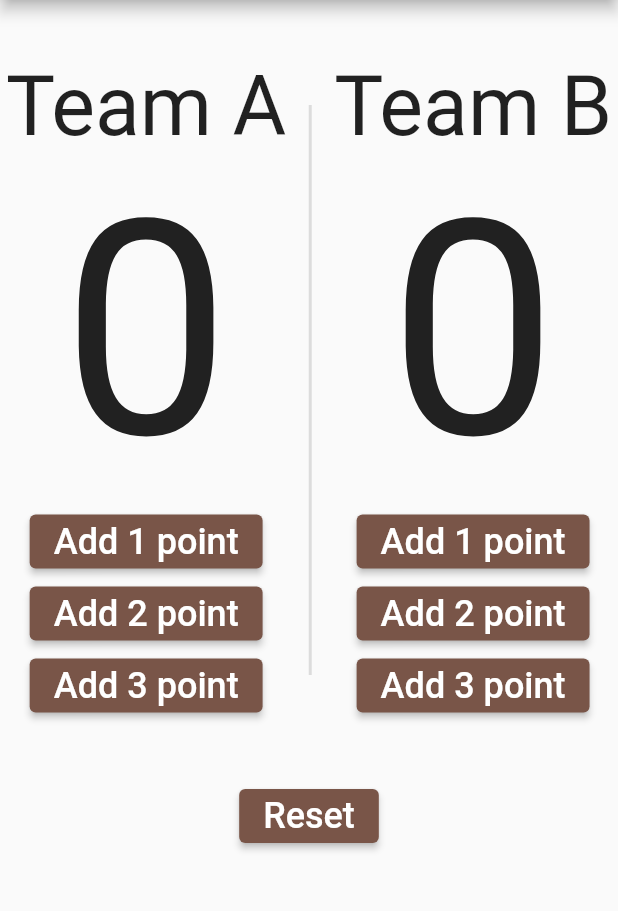
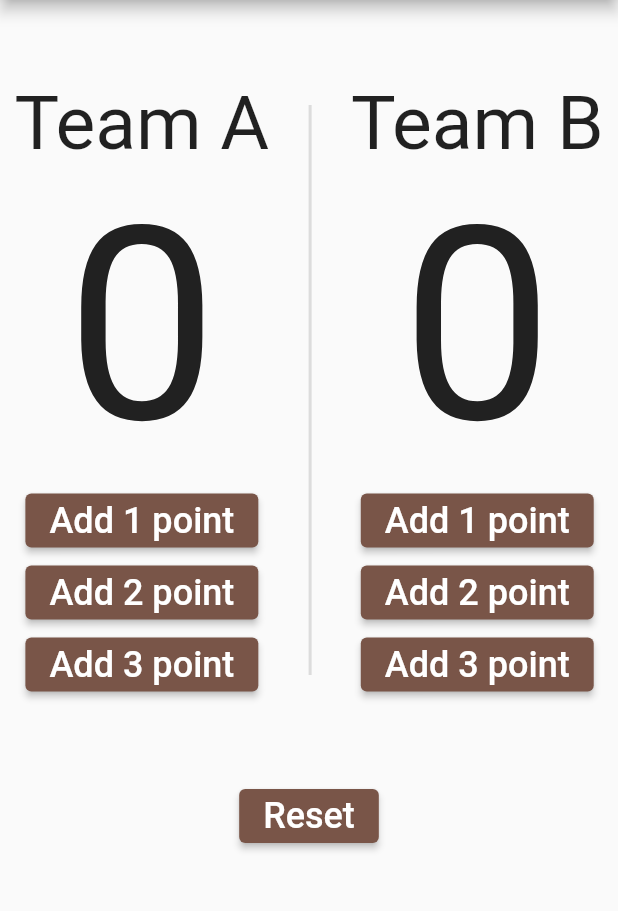
Before and after one commit to MohammeddFawzii/Pointes-counter, a Flutter app: the screen it shows after launch, on a phone screen of 412 x 824 dp, the part 84-995 px from its top. Run offline on Flutter 3.47's test engine with Material 2 defaults, Android fonts, the phone set to English and light mode, and no system bars.

Commit message:
some changes

```diff
--- a/lib/main.dart
+++ b/lib/main.dart
@@ -34,11 +34,11 @@ class _PointsCounterState extends State<PointsCounter> {
                 Column(mainAxisAlignment: MainAxisAlignment.center, children: [
                   const Text(
                     "Team A",
-                    style: TextStyle(fontSize: 55),
+                    style: TextStyle(fontSize: 50),
                   ),
                   Text(
                     teamACounter.toString(),
-                    style: const TextStyle(fontSize: 200),
+                    style: const TextStyle(fontSize: 180),
                   ),
                   //add 1 point
                   ElevatedButton(
@@ -98,11 +98,11 @@ class _PointsCounterState extends State<PointsCounter> {
                 Column(mainAxisAlignment: MainAxisAlignment.center, children: [
                   const Text(
                     "Team B",
-                    style: TextStyle(fontSize: 55),
+                    style: TextStyle(fontSize: 50),
                   ),
                   Text(
                     teamBCounter.toString(),
-                    style: const TextStyle(fontSize: 200),
+                    style: const TextStyle(fontSize: 180),
                   ),
                   // add 1 point
                   ElevatedButton(
```
